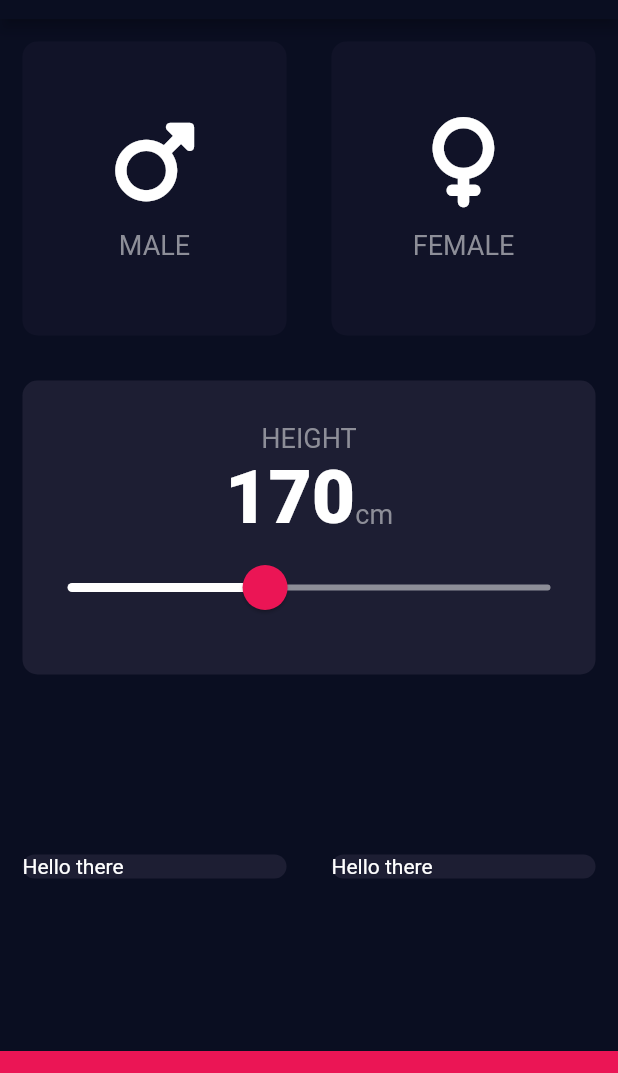
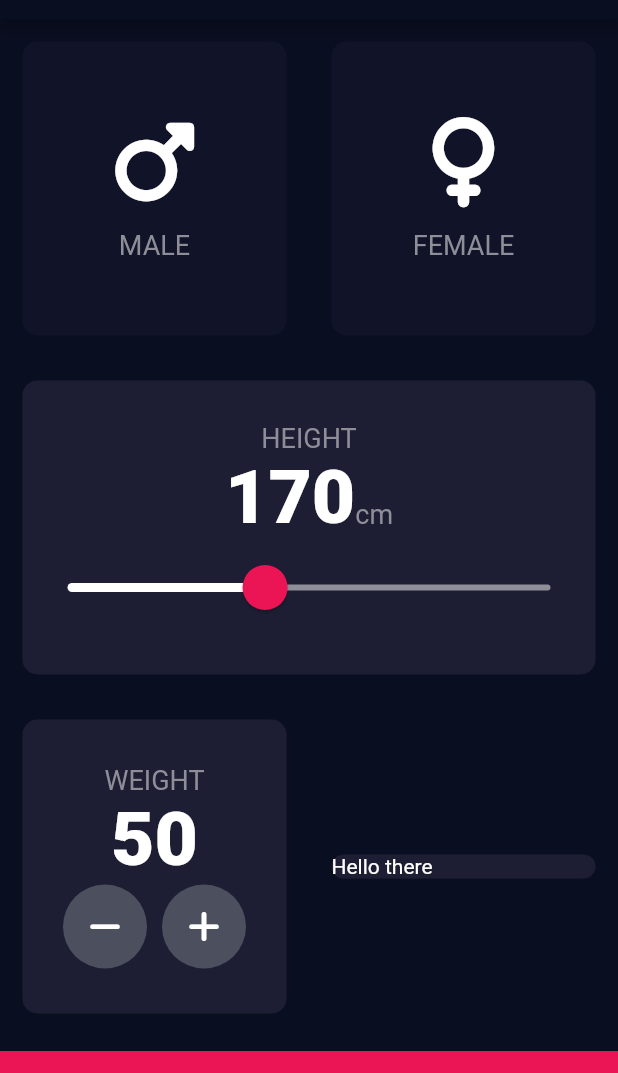
Before and after one commit to Himal-Thapa1/BMI_Calculator_htm_flutter, a Flutter app: the screen it shows after launch, on a phone screen of 412 x 824 dp, the part 65-1138 px from its top. Run offline on Flutter 3.47's test engine with Material 2 defaults, Android fonts, the phone set to English and light mode, and no system bars; our stand-ins replace font_awesome_flutter.

Commit message:
added only the weight buttons

```diff
--- a/lib/input_page.dart
+++ b/lib/input_page.dart
@@ -13,6 +13,7 @@ class InputPage extends StatefulWidget {
 
 class _InputPageState extends State<InputPage> {
   int height = 170;
+  int weight = 50;
   Gender selectedGender = Gender.others;
   @override
   Widget build(BuildContext context) {
@@ -117,7 +118,33 @@ class _InputPageState extends State<InputPage> {
                     child: ReusableCard(
                       onPress: () {},
                       rang: kactiveCardColor,
-                      cardChild: Text("Hello there"),
+                      cardChild: Column(
+                        mainAxisAlignment: MainAxisAlignment.center,
+                        children: [
+                          Text(
+                            "WEIGHT",
+                            style: klabelTextStyle,
+                          ),
+                          Text(
+                            weight.toString(),
+                            style: knumberStyle,
+                          ),
+                          Row(
+                            mainAxisAlignment: MainAxisAlignment.center,
+                            children: [
+                              RoudnIconButton(
+                                icon: FontAwesomeIcons.minus,
+                              ),
+                              SizedBox(
+                                width: 10.0,
+                              ),
+                              RoudnIconButton(
+                                icon: FontAwesomeIcons.plus,
+                              )
+                            ],
+                          )
+                        ],
+                      ),
                     ),
                   ),
                   Expanded(
@@ -141,3 +168,22 @@ class _InputPageState extends State<InputPage> {
         ));
   }
 }
+
+class RoudnIconButton extends StatelessWidget {
+  RoudnIconButton({required this.icon});
+  final IconData icon;
+  @override
+  Widget build(BuildContext context) {
+    return RawMaterialButton(
+      elevation: 0.0,
+      child: Icon(icon),
+      onPressed: () {},
+      constraints: BoxConstraints.tightFor(
+        width: 56.0,
+        height: 56.0,
+      ),
+      shape: CircleBorder(),
+      fillColor: Color(0xFF4C4F5E),
+    );
+  }
+}
```
